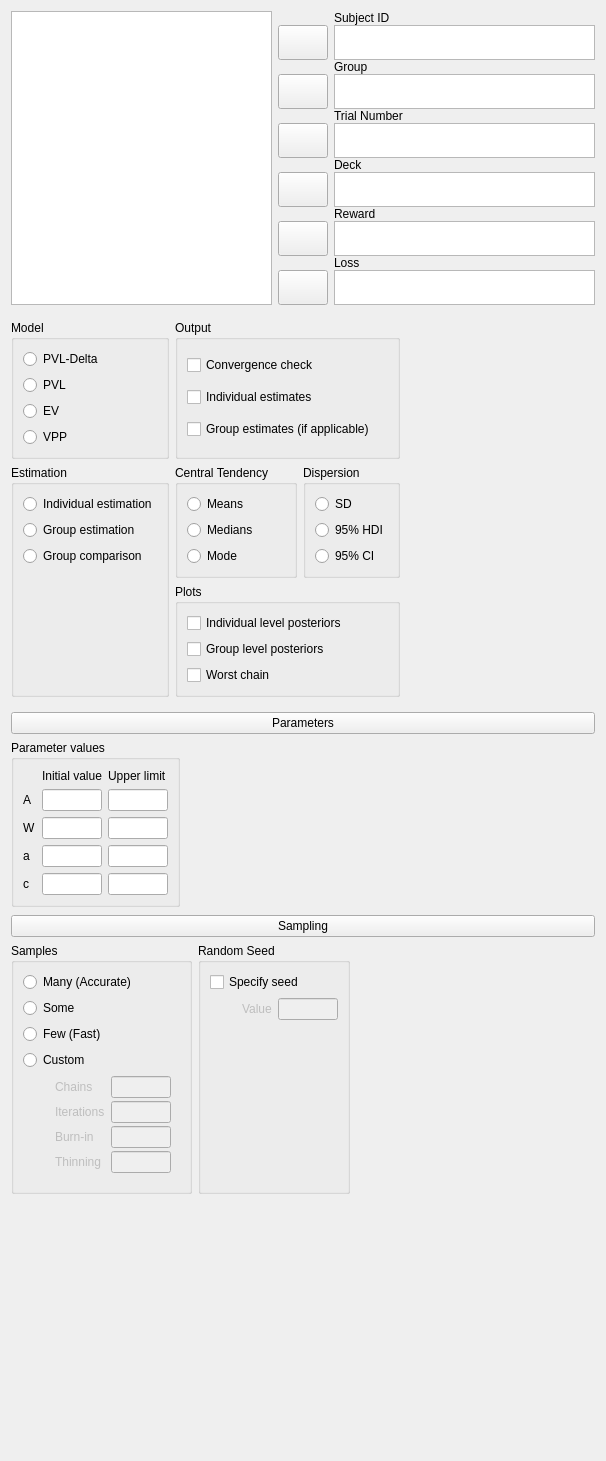
Before: the Qt Designer form JASP-Desktop/analysisforms/r11tlearnform.ui in jasp-stats/jasp-desktop, drawn with Qt 5.
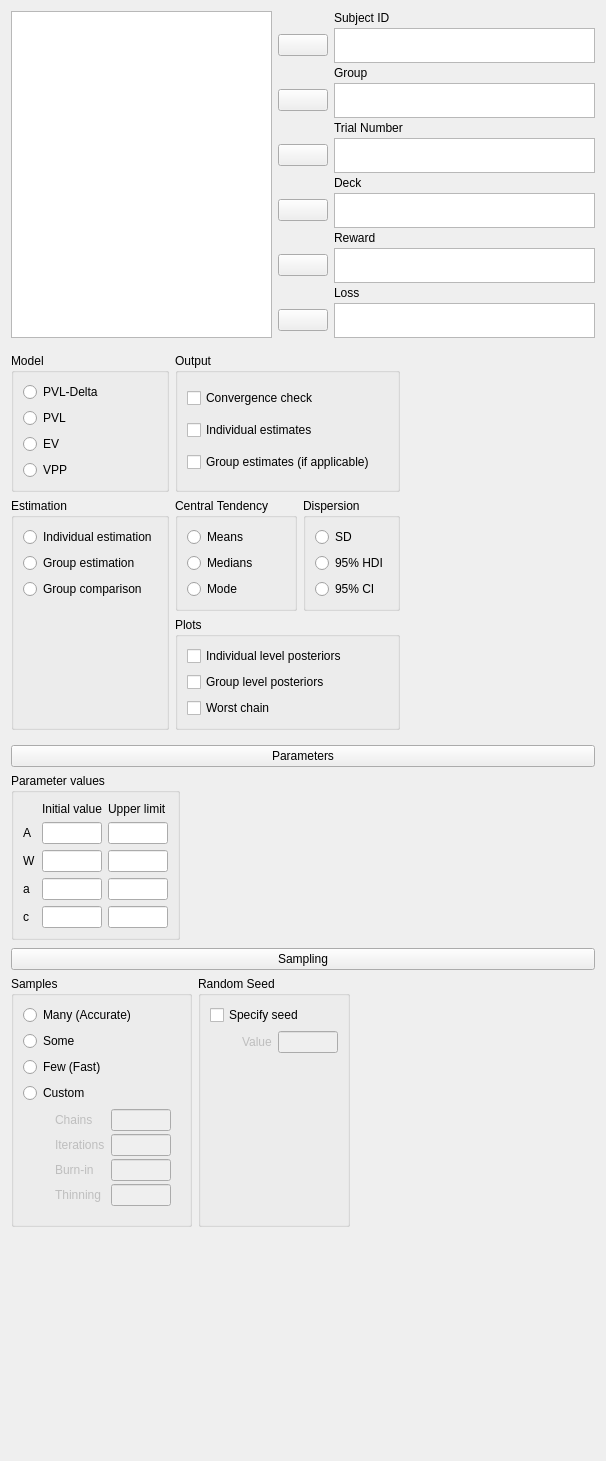
After: the same form once the commit is applied. Custom widgets are drawn as their Qt base class.

```diff
--- a/JASP-Desktop/analysisforms/r11tlearnform.ui
+++ b/JASP-Desktop/analysisforms/r11tlearnform.ui
@@ -60,7 +60,7 @@
           <number>0</number>
          </property>
          <property name="verticalSpacing">
-          <number>0</number>
+          <number>3</number>
          </property>
          <item row="0" column="2">
           <widget class="QLabel" name="label">
@@ -80,13 +80,13 @@
            <property name="minimumSize">
             <size>
              <width>50</width>
-             <height>35</height>
+             <height>0</height>
             </size>
            </property>
            <property name="maximumSize">
             <size>
              <width>50</width>
-             <height>35</height>
+             <height>16777215</height>
             </size>
            </property>
            <property name="text">
@@ -130,13 +130,13 @@
            <property name="minimumSize">
             <size>
              <width>50</width>
-             <height>35</height>
+             <height>0</height>
             </size>
            </property>
            <property name="maximumSize">
             <size>
              <width>50</width>
-             <height>35</height>
+             <height>16777215</height>
             </size>
            </property>
            <property name="text">
@@ -187,13 +187,13 @@
            <property name="minimumSize">
             <size>
              <width>50</width>
-             <height>35</height>
+             <height>0</height>
             </size>
            </property>
            <property name="maximumSize">
             <size>
              <width>50</width>
-             <height>35</height>
+             <height>16777215</height>
             </size>
            </property>
            <property name="text">
@@ -269,13 +269,13 @@
            <property name="minimumSize">
             <size>
              <width>50</width>
-             <height>35</height>
+             <height>0</height>
             </size>
            </property>
            <property name="maximumSize">
             <size>
              <width>50</width>
-             <height>35</height>
+             <height>16777215</height>
             </size>
            </property>
            <property name="text">
@@ -326,13 +326,13 @@
            <property name="minimumSize">
             <size>
              <width>50</width>
-             <height>35</height>
+             <height>0</height>
             </size>
            </property>
            <property name="maximumSize">
             <size>
              <width>50</width>
-             <height>35</height>
+             <height>16777215</height>
             </size>
            </property>
            <property name="text">
@@ -393,13 +393,13 @@
            <property name="minimumSize">
             <size>
              <width>50</width>
-             <height>35</height>
+             <height>0</height>
             </size>
            </property>
            <property name="maximumSize">
             <size>
              <width>50</width>
-             <height>35</height>
+             <height>16777215</height>
             </size>
            </property>
            <property name="text">
```
